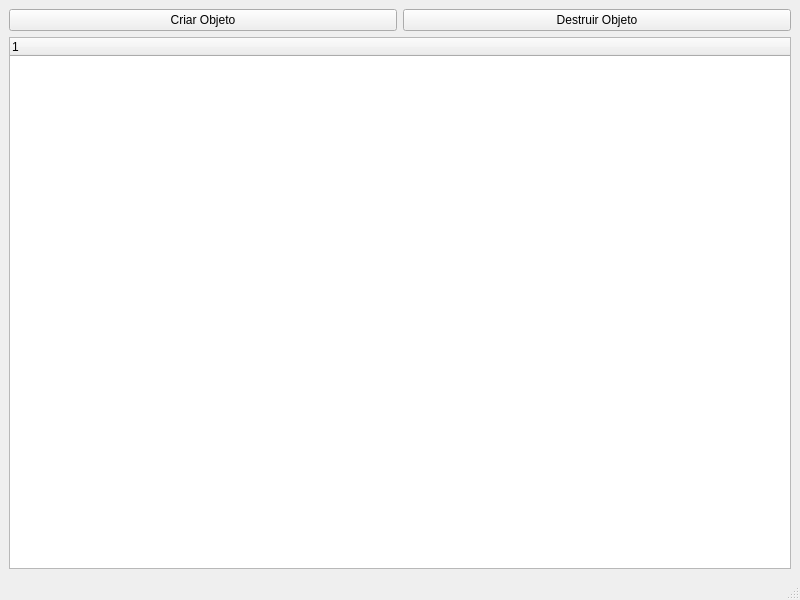
The window that 04-CicloVidaObjeto/mainwindow.ui (danilo94/MiniCursoQt) describes before a commit, drawn with Qt 5.
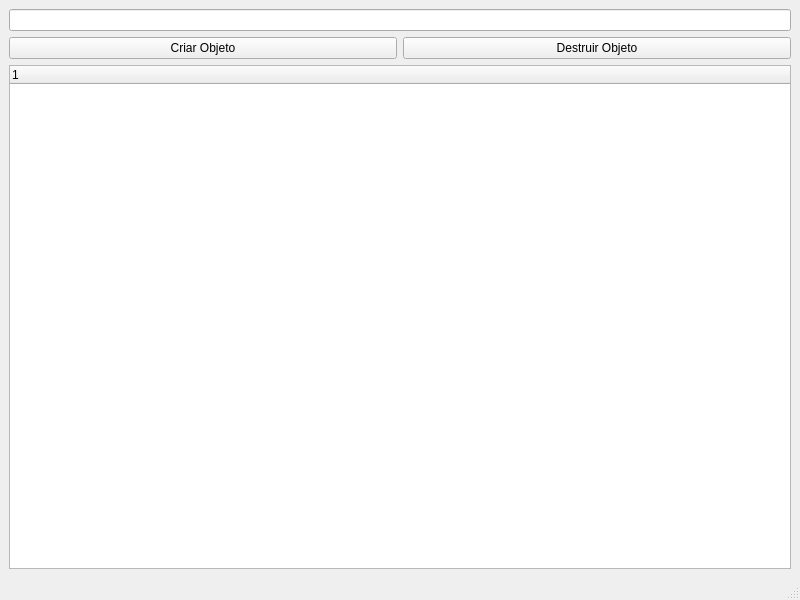
The same window after the commit.

What changed in the file:
```diff
--- a/04-CicloVidaObjeto/mainwindow.ui
+++ b/04-CicloVidaObjeto/mainwindow.ui
@@ -15,6 +15,9 @@
   </property>
   <widget class="QWidget" name="centralwidget">
    <layout class="QVBoxLayout" name="verticalLayout">
+    <item>
+     <widget class="QLineEdit" name="nomeObjeto"/>
+    </item>
     <item>
      <layout class="QHBoxLayout" name="horizontalLayout">
       <item>
```
